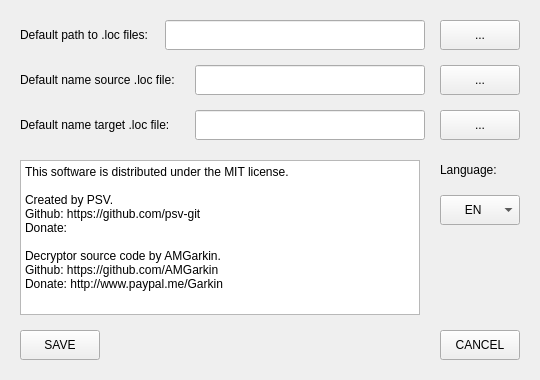
Qt form src/Forms/SettingsWindow.ui (psv-git/BDOLang) before a commit.
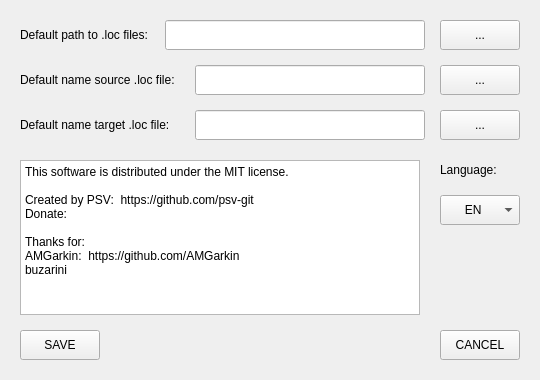
The same form after that commit. Custom widgets are drawn as their Qt base class.

The edit to the form file:
```diff
--- a/src/Forms/SettingsWindow.ui
+++ b/src/Forms/SettingsWindow.ui
@@ -143,7 +143,7 @@
     <string notr="true">font: 10pt &quot;Arial&quot;;</string>
    </property>
    <property name="verticalScrollBarPolicy">
-    <enum>Qt::ScrollBarAlwaysOff</enum>
+    <enum>Qt::ScrollBarAsNeeded</enum>
    </property>
    <property name="horizontalScrollBarPolicy">
     <enum>Qt::ScrollBarAlwaysOff</enum>
@@ -154,13 +154,12 @@
    <property name="plainText">
     <string>This software is distributed under the MIT license.
 
-Created by PSV.  
-Github: https://github.com/psv-git
+Created by PSV:  https://github.com/psv-git
 Donate: 
 
-Decryptor source code by AMGarkin. 
-Github: https://github.com/AMGarkin
-Donate: http://www.paypal.me/Garkin</string>
+Thanks for:
+AMGarkin:  https://github.com/AMGarkin
+buzarini</string>
    </property>
    <property name="backgroundVisible">
     <bool>false</bool>
```
